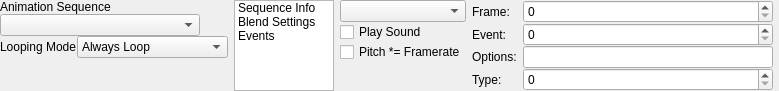
This is src/tools/hlam/ui/assets/studiomodel/dockpanels/StudioModelSequencesPanel.ui in SamVanheer/HalfLifeAssetManager as Qt 5 draws it before an edit. The edited form follows.
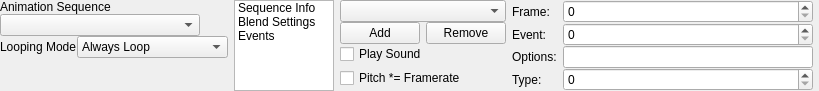
This is the edited form. The open tabs and pages were chosen to show the change.

Commit message: Implement add/remove functionality for sequence events

Diff of the .ui file:
```diff
--- a/src/tools/hlam/ui/assets/studiomodel/dockpanels/StudioModelSequencesPanel.ui
+++ b/src/tools/hlam/ui/assets/studiomodel/dockpanels/StudioModelSequencesPanel.ui
@@ -6,7 +6,7 @@
    <rect>
     <x>0</x>
     <y>0</y>
-    <width>743</width>
+    <width>783</width>
     <height>80</height>
    </rect>
   </property>
@@ -622,50 +622,7 @@
        <property name="verticalSpacing">
         <number>0</number>
        </property>
-       <item row="3" column="0">
-        <widget class="QCheckBox" name="PitchFramerateAmplitude">
-         <property name="text">
-          <string>Pitch *= Framerate</string>
-         </property>
-        </widget>
-       </item>
-       <item row="1" column="0">
-        <widget class="QCheckBox" name="PlaySound">
-         <property name="text">
-          <string>Play Sound</string>
-         </property>
-        </widget>
-       </item>
-       <item row="6" column="0" colspan="3">
-        <spacer name="verticalSpacer_4">
-         <property name="orientation">
-          <enum>Qt::Vertical</enum>
-         </property>
-         <property name="sizeHint" stdset="0">
-          <size>
-           <width>20</width>
-           <height>0</height>
-          </size>
-         </property>
-        </spacer>
-       </item>
-       <item row="0" column="0">
-        <widget class="QComboBox" name="EventsComboBox"/>
-       </item>
-       <item row="4" column="0">
-        <spacer name="verticalSpacer_5">
-         <property name="orientation">
-          <enum>Qt::Vertical</enum>
-         </property>
-         <property name="sizeHint" stdset="0">
-          <size>
-           <width>20</width>
-           <height>0</height>
-          </size>
-         </property>
-        </spacer>
-       </item>
-       <item row="0" column="1" rowspan="5">
+       <item row="0" column="2" rowspan="6">
         <widget class="QWidget" name="EventDataWidget" native="true">
          <property name="sizePolicy">
           <sizepolicy hsizetype="Preferred" vsizetype="Fixed">
@@ -763,6 +720,50 @@
          </layout>
         </widget>
        </item>
+       <item row="0" column="0" colspan="2">
+        <widget class="QComboBox" name="EventsComboBox"/>
+       </item>
+       <item row="2" column="0" colspan="2">
+        <widget class="QCheckBox" name="PlaySound">
+         <property name="text">
+          <string>Play Sound</string>
+         </property>
+        </widget>
+       </item>
+       <item row="1" column="1">
+        <widget class="QPushButton" name="RemoveEvent">
+         <property name="text">
+          <string>Remove</string>
+         </property>
+        </widget>
+       </item>
+       <item row="1" column="0">
+        <widget class="QPushButton" name="AddEvent">
+         <property name="text">
+          <string>Add</string>
+         </property>
+        </widget>
+       </item>
+       <item row="6" column="0" colspan="4">
+        <spacer name="verticalSpacer_4">
+         <property name="orientation">
+          <enum>Qt::Vertical</enum>
+         </property>
+         <property name="sizeHint" stdset="0">
+          <size>
+           <width>20</width>
+           <height>0</height>
+          </size>
+         </property>
+        </spacer>
+       </item>
+       <item row="4" column="0" colspan="2">
+        <widget class="QCheckBox" name="PitchFramerateAmplitude">
+         <property name="text">
+          <string>Pitch *= Framerate</string>
+         </property>
+        </widget>
+       </item>
       </layout>
      </widget>
     </widget>
```
Left out of the diff: 22 changed lines with no effect on the pictures. The commit also changes 8 other files.
